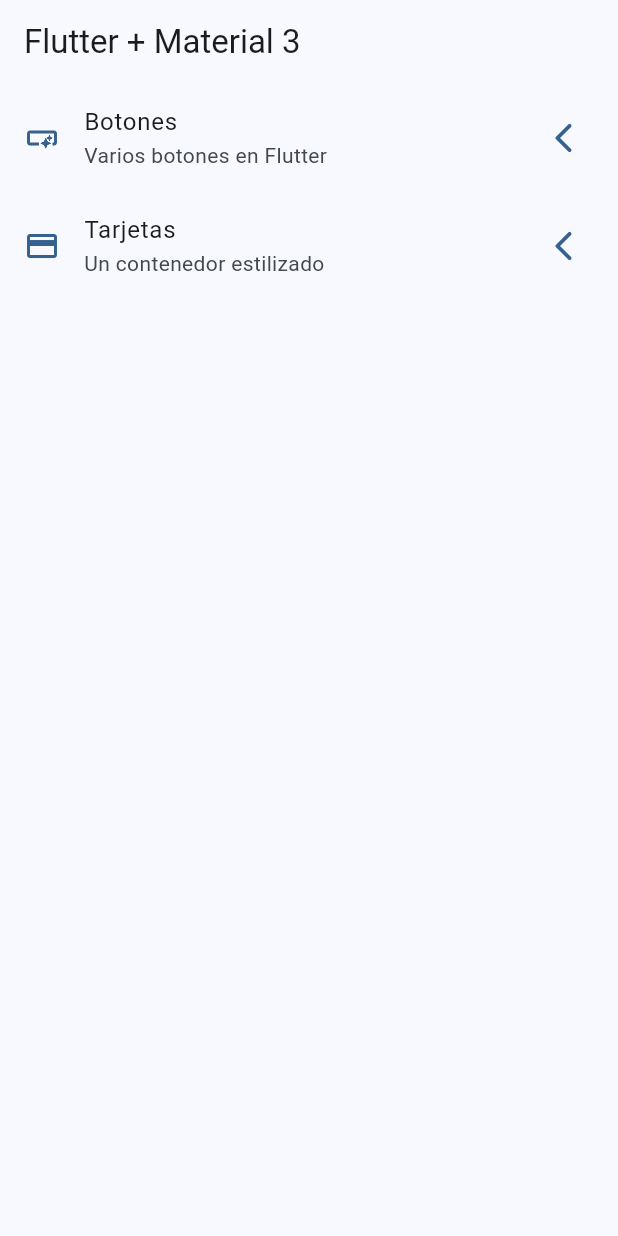
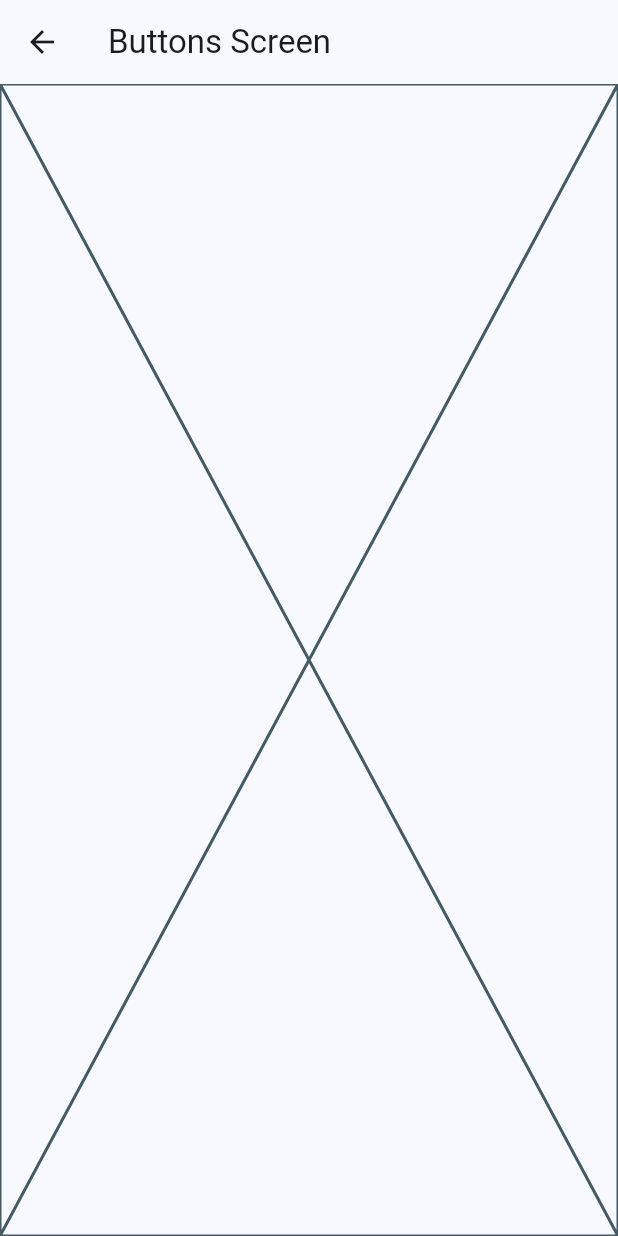
Before and after one commit to nicorfq/app_learning_widgets, a Flutter app: the screen it shows after launch, after a tap on "Botones", on a phone screen of 412 x 824 dp. Run offline on Flutter 3.47's test engine with Material 2 defaults, Android fonts, the phone set to English and light mode, and no system bars.

```diff
--- a/lib/config/menu/menu_items.dart
+++ b/lib/config/menu/menu_items.dart
@@ -23,7 +23,7 @@ const appMenuItems = <MenuItem>[
   MenuItem(
     title: 'Tarjetas',
     subTitle: 'Un contenedor estilizado',
-    link: '/card',
+    link: '/cards',
     icon: Icons.credit_card,
   ),
 ];
--- a/lib/main.dart
+++ b/lib/main.dart
@@ -1,6 +1,9 @@
 import 'package:flutter/material.dart';
 import 'package:widgets_app/config/theme/app_theme.dart';
 import 'package:widgets_app/presentation/screens/home/home_screen.dart';
+
+import 'presentation/screens/buttons/buttons_screen.dart';
+import 'presentation/screens/cards/cards_screen.dart';
 
 void main() {
   runApp(const MainApp());
@@ -14,7 +17,11 @@ class MainApp extends StatelessWidget {
     return MaterialApp(
       debugShowCheckedModeBanner: false,
       theme: AppTheme(selectedColor: 0).getTheme(),
-      home: const HomeScreen()
+      home: const HomeScreen(),
+      routes: {
+        '/buttons': (context) => const ButtonsScreen(),
+        '/cards': (context) => const CardsScreen(),
+      }
     );
   }
 }
--- /dev/null
+++ b/lib/presentation/screens/buttons/buttons_screen.dart
@@ -0,0 +1,16 @@
+import 'package:flutter/material.dart';
+
+class ButtonsScreen extends StatelessWidget {
+  const ButtonsScreen({super.key});
+
+  @override
+  Widget build(BuildContext context) {
+    return Scaffold(
+      appBar: AppBar(
+        title: const Text('Buttons Screen'),
+      ),
+      body: const Placeholder(),
+
+    );
+  }
+}
--- a/lib/presentation/screens/home/home_screen.dart
+++ b/lib/presentation/screens/home/home_screen.dart
@@ -1,5 +1,6 @@
 import 'package:flutter/material.dart';
 import 'package:widgets_app/config/menu/menu_items.dart';
+import 'package:widgets_app/presentation/screens/buttons/buttons_screen.dart';
 
 class HomeScreen extends StatelessWidget {
   const HomeScreen({super.key});
@@ -51,7 +52,14 @@ class _CustomListTile extends StatelessWidget {
       title: Text(menuItem.title),
       subtitle: Text(menuItem.subTitle),
       onTap: () {
-        // TODO: navegar a otra pantalla
+        // Navigator.of(context).push(
+        //   MaterialPageRoute(
+        //     builder: (context) => const ButtonsScreen(),
+        //   ),
+        // );
+        Navigator.pushNamed(context, menuItem.link);
+
+
       },
     );
   }
```
Also changed, not shown: lib/presentation/screens/cards/cards_screen.dart (added, +16 -0 lines).
